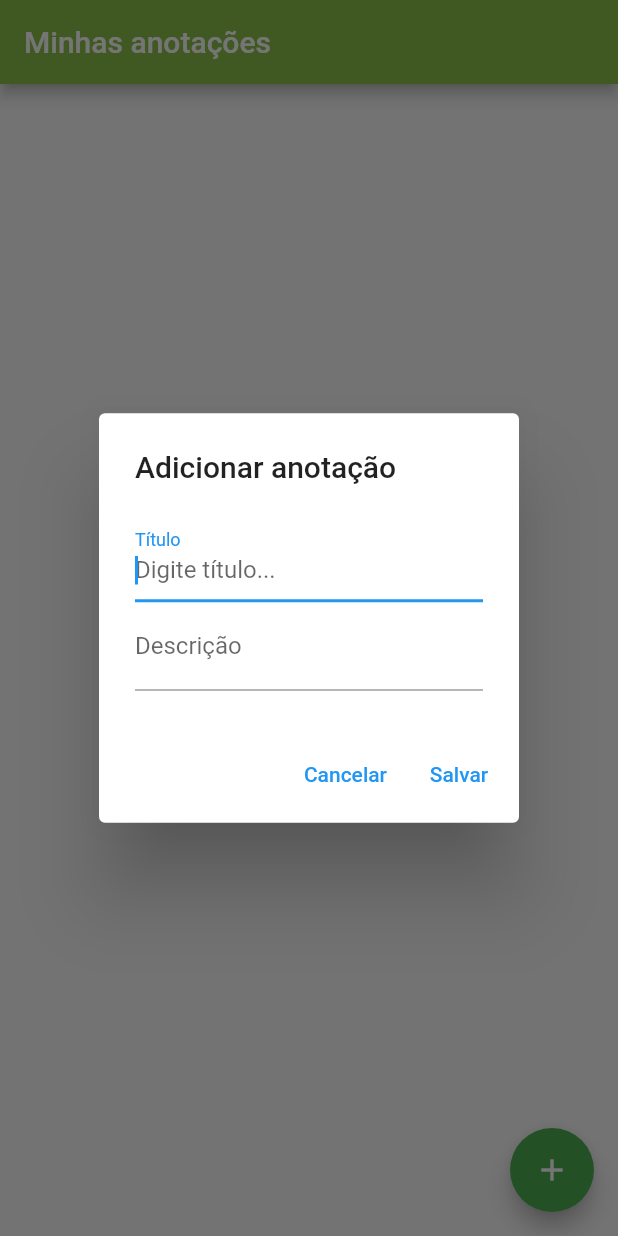
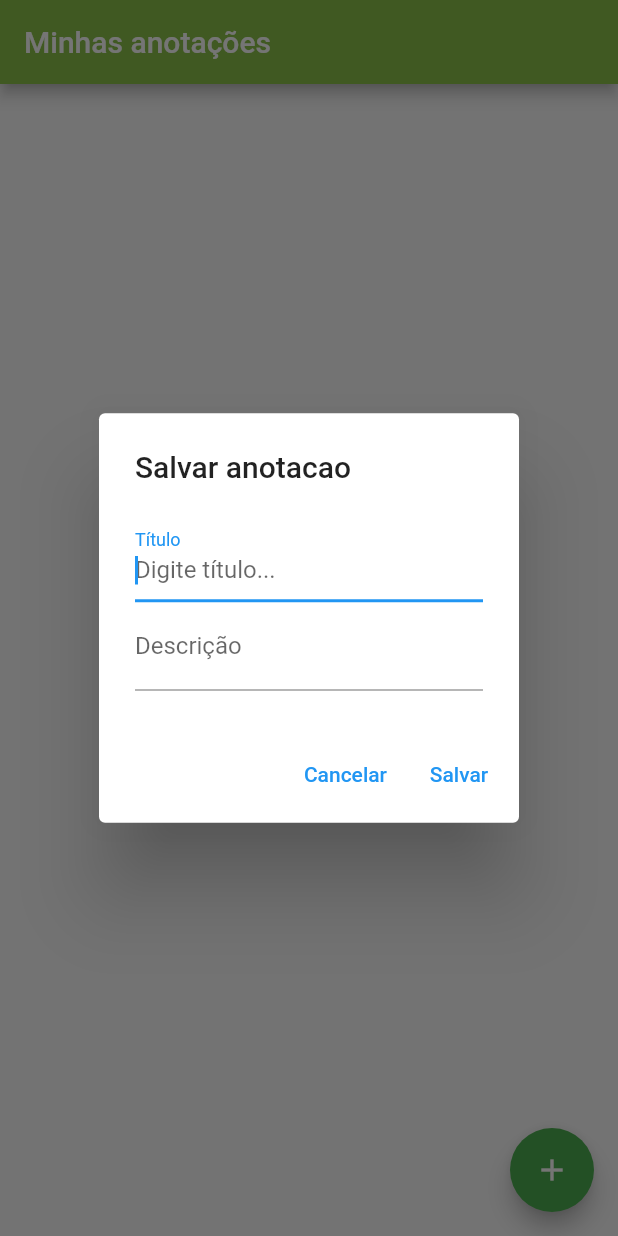
Before and after one commit to Rodrigodante11/flutter_-course_apps, a Flutter app: the screen it shows after launch, after a tap on the "add" icon, on a phone screen of 412 x 824 dp. Run offline on Flutter 3.47's test engine with Material 2 defaults, Android fonts, the light colour scheme and no system bars; our stand-ins replace shared_preferences, sqflite, youtube_player_flutter; accounts and stored records are empty.

Commit message:
atualizar anotacao

```diff
--- a/minhas_anotacoes/lib/Home.dart
+++ b/minhas_anotacoes/lib/Home.dart
@@ -18,13 +18,25 @@ class _HomeState extends State<Home> {
 
   List<Anotacao> _anotacoes = <Anotacao>[];
 
-  _exibirTelaCadastro(){
+  _exibirTelaCadastro({Anotacao? anotacao}){
+
+    String textoSalvarAtualizar = "";
+
+    if( anotacao == null){ //salvar
+      _tituloController.text = "";
+      _descricaoController.text = "";
+      textoSalvarAtualizar = "Salvar";
+    }else{ // atualizar
+      _tituloController.text = anotacao.titulo.toString();
+      _descricaoController.text = anotacao.descricao.toString();
+      textoSalvarAtualizar = "Atualizar";
+    }
 
     showDialog(
         context: context,
         builder: (context){
           return AlertDialog(
-            title: Text("Adicionar anotação"),
+            title: Text("$textoSalvarAtualizar anotacao"),
             content: Column(
               mainAxisSize: MainAxisSize.min,
               children: <Widget>[
@@ -54,11 +66,11 @@ class _HomeState extends State<Home> {
                   onPressed: (){
 
                     //salvar
-                    _salvarAnotacao();
+                    _salvarAtulizarAnotacao(anotacaoSelecionada: anotacao);
 
                     Navigator.pop(context);
                   },
-                  child: Text("Salvar")
+                  child: Text(textoSalvarAtualizar)
               )
             ],
           );
@@ -86,15 +98,25 @@ class _HomeState extends State<Home> {
     listaTemporaria = null;
   }
 
-  _salvarAnotacao() async {
+  _salvarAtulizarAnotacao( { Anotacao? anotacaoSelecionada}) async {
 
     String titulo = _tituloController.text;
     String descricao = _descricaoController.text;
 
-    //print("data atual: " + DateTime.now().toString() );
-    Anotacao anotacao = Anotacao(titulo, descricao, DateTime.now().toString() );
-    int resultado = await _db.salvarAnotacao( anotacao );
-    //print("salvar anotacao: " + resultado.toString() );
+    if( anotacaoSelecionada == null){ // salvar
+      //print("data atual: " + DateTime.now().toString() );
+      Anotacao anotacao = Anotacao(titulo, descricao, DateTime.now().toString() );
+      int resultado = await _db.salvarAnotacao( anotacao );
+      //print("salvar anotacao: " + resultado.toString() );
+
+    }else{ //atualizar
+      anotacaoSelecionada.titulo = titulo;
+      anotacaoSelecionada.descricao = descricao;
+      anotacaoSelecionada.data = DateTime.now().toString() ;
+      int resultado = await _db.atualizarAnotacao(anotacaoSelecionada);
+    }
+
+
 
     _tituloController.clear();
     _descricaoController.clear();
@@ -147,6 +169,35 @@ class _HomeState extends State<Home> {
                       child: ListTile(
                         title: Text( item.titulo.toString() ),
                         subtitle:Text("${_formatarData(item.data.toString())} - ${item.descricao}") ,
+                        trailing: Row(
+                          mainAxisSize: MainAxisSize.min ,
+                          children: <Widget>[
+                            GestureDetector(
+                              onTap: (){
+                                _exibirTelaCadastro(anotacao: item);
+                              },
+                              child: Padding(
+                                padding: EdgeInsets.only(right: 20),
+                                child: Icon(
+                                  Icons.edit,
+                                  color:Colors.green,
+                                ),
+                              ),
+                            ),
+                            GestureDetector(
+                              onTap: (){
+
+                              },
+                              child: Padding(
+                                padding: EdgeInsets.only(right: 20),
+                                child: Icon(
+                                  Icons.remove_circle,
+                                  color:Colors.red,
+                                ),
+                              ),
+                            ),
+                          ],
+                        ),
                       ),
                     );
                   }
--- a/minhas_anotacoes/lib/helper/AnotacaoHelper.dart
+++ b/minhas_anotacoes/lib/helper/AnotacaoHelper.dart
@@ -76,7 +76,16 @@ class AnotacaoHelper {
     return anotacoes;
   }
 
+  Future<int> atualizarAnotacao(Anotacao anotacao) async{
 
+    var bancoDados = await db;
+    return await bancoDados.update(
+      nomeTabela,
+        anotacao.toMap(),
+      where: "id = ?",
+      whereArgs: [anotacao.id]
+    );
+  }
 
 }
 
```
